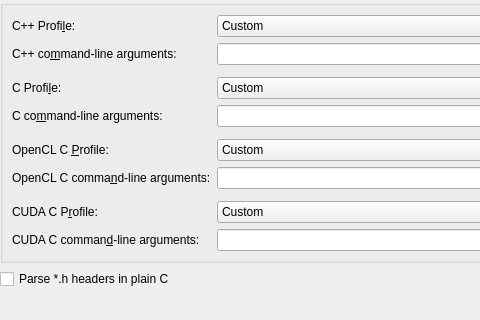
First picture: the form in plugins/custom-definesandincludes/kcm_widget/parserwidget.ui, repository KDE/kdevelop, before the edit; both pictures show x 0 to 480 and y 0 to 320 of the 579 by 407 pixel window.
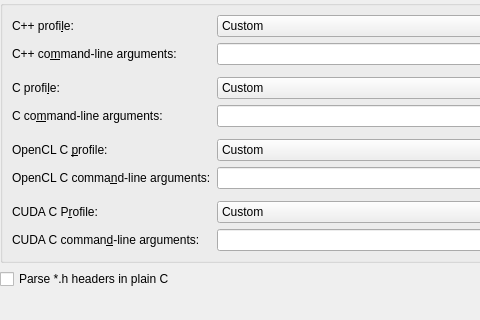
Second picture: the form after the edit.

Diff of the .ui file:
```diff
--- a/plugins/custom-definesandincludes/kcm_widget/parserwidget.ui
+++ b/plugins/custom-definesandincludes/kcm_widget/parserwidget.ui
@@ -33,7 +33,7 @@
       <item row="0" column="0">
        <widget class="QLabel" name="label_2">
         <property name="text">
-         <string>C++ Profi&amp;le:</string>
+         <string comment="@label:listbox">C++ profi&amp;le:</string>
         </property>
         <property name="buddy">
          <cstring>languageStandardsCpp</cstring>
@@ -117,7 +117,7 @@
       <item row="3" column="0">
        <widget class="QLabel" name="label_3">
         <property name="text">
-         <string>C Profi&amp;le:</string>
+         <string comment="@label:listbox">C profi&amp;le:</string>
         </property>
         <property name="buddy">
          <cstring>languageStandardsC</cstring>
@@ -201,7 +201,7 @@
       <item row="6" column="0">
        <widget class="QLabel" name="label_4">
         <property name="text">
-         <string>OpenCL C &amp;Profile:</string>
+         <string comment="@label:listbox">OpenCL C &amp;profile:</string>
         </property>
         <property name="buddy">
          <cstring>languageStandardsOpenCl</cstring>
```
Left out of the diff: 70 changed lines with no effect on the pictures.
